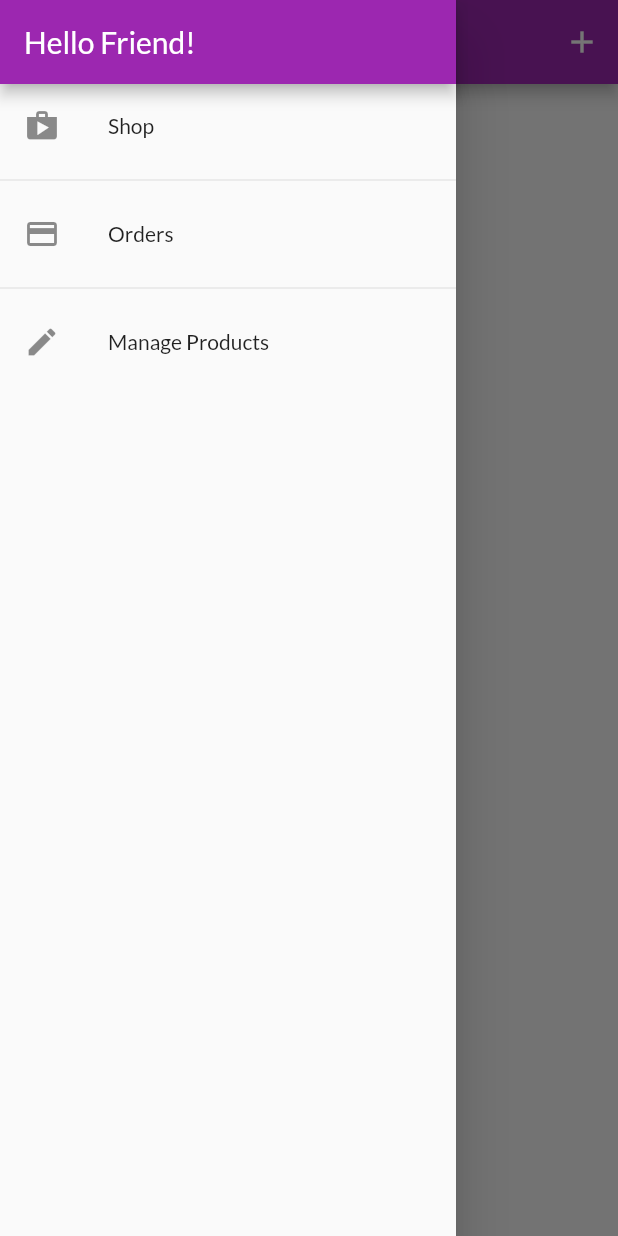
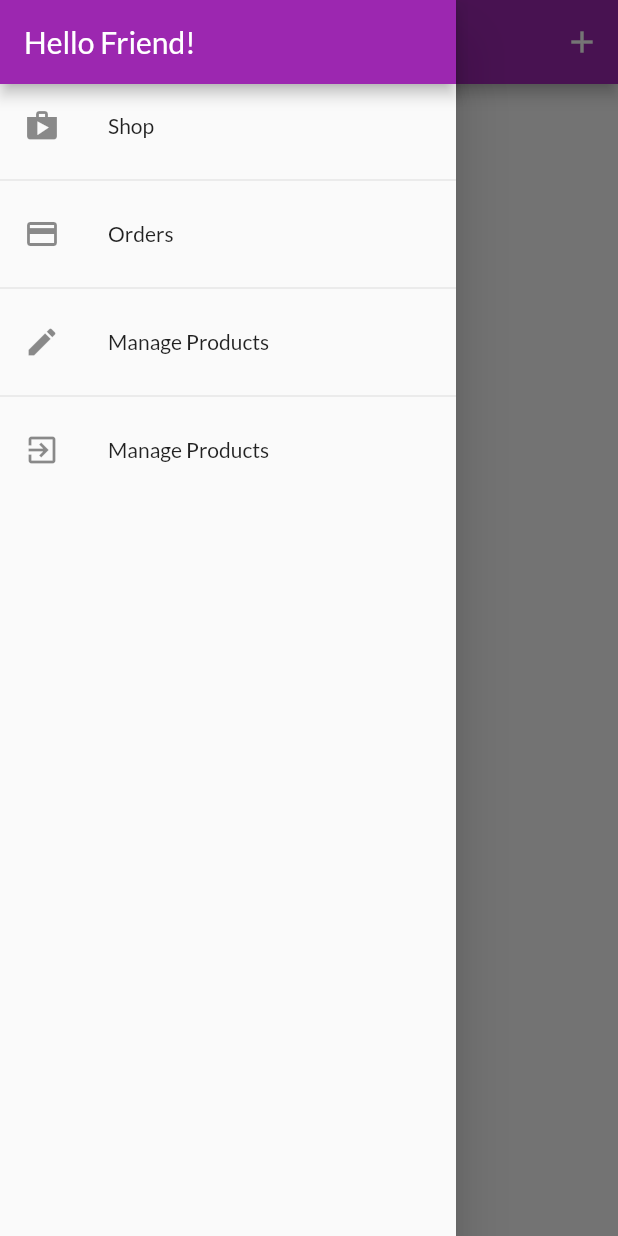
Before and after one commit to MKN1495/ShopApp, a Flutter app: the UserProductsScreen screen opened by its route, with the side drawer open, on a phone screen of 412 x 824 dp. Run offline on Flutter 3.47's test engine with Material 2 defaults, Android fonts, the phone set to English and light mode, and no system bars; network calls fail.

```diff
--- a/lib/main.dart
+++ b/lib/main.dart
@@ -40,6 +40,7 @@ class MyApp extends StatelessWidget {
           create: null,
           update: (ctx, auth, previousOrders) => Orders(
             auth.token,
+            auth.userId,
             previousOrders == null ? [] : previousOrders.orders,
           ),
         ),
--- a/lib/widgets/app_drawer.dart
+++ b/lib/widgets/app_drawer.dart
@@ -1,6 +1,9 @@
 import 'package:flutter/material.dart';
+import 'package:provider/provider.dart';
+
 import '../screens/orders_screen.dart';
 import '../screens/user_products_screen.dart';
+import '../providers/auth.dart';
 
 class AppDrawer extends StatelessWidget {
   @override
@@ -36,6 +39,17 @@ class AppDrawer extends StatelessWidget {
               Navigator.of(context)
                   .pushReplacementNamed(UserProductsScreen.routeName);
             },
+          ),
+          Divider(),
+          ListTile(
+            leading: Icon(Icons.exit_to_app),
+            title: Text('Manage Products'),
+            onTap: () {
+              // Navigator.of(context)
+              //     .pushReplacementNamed(UserProductsScreen.routeName);
+              Navigator.of(context).pop(); // to close drawer from background
+              Provider.of<Auth>(context, listen: false).logout();
+            },
           )
         ],
       ),
```
Also changed, not shown: lib/providers/auth.dart (+7 -0 lines), lib/providers/orders.dart (+43 -42 lines).
